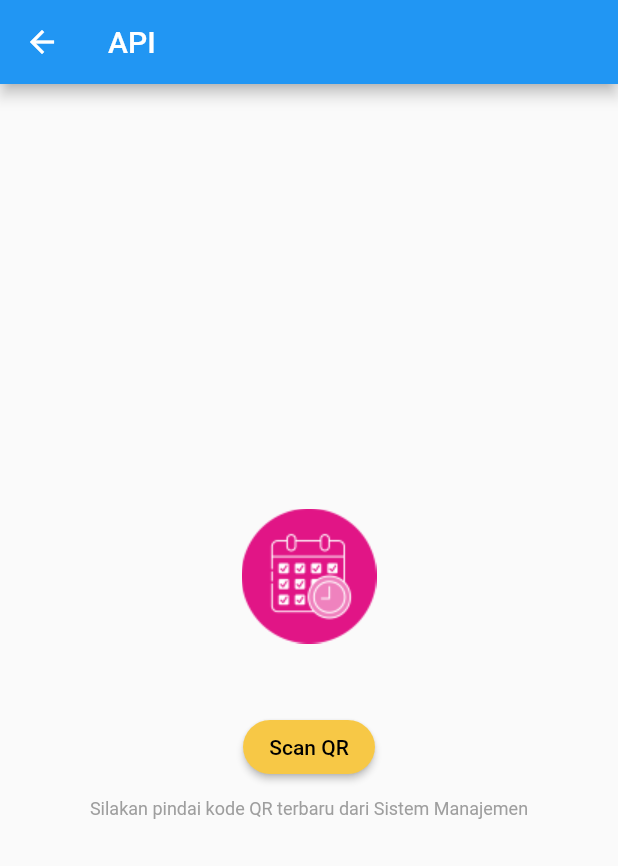
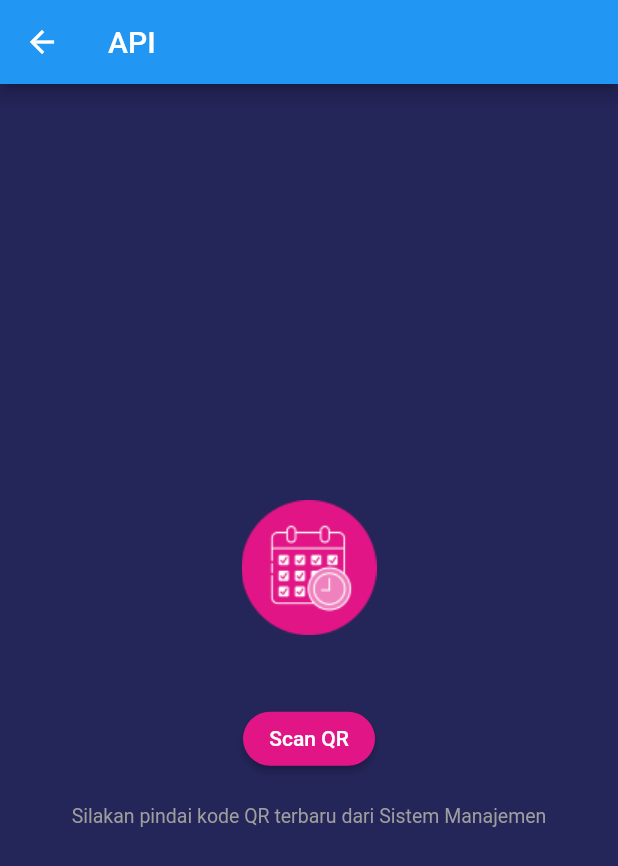
Before and after one commit to bayu-firdaus/Kelompok-1D-Attendance-Mobile, a Flutter app: the SettingPage screen opened directly, on a phone screen of 412 x 824 dp. Shown: the top 866 px of the screen. Run offline on Flutter 3.47's test engine with Material 2 defaults, Android fonts, the phone set to English and light mode, and no system bars; our stand-ins replace dio, font_awesome_flutter, geolocator, local_auth, permission_handler, progress_dialog and 3 more; missing offline and left inert: android_intent, barcode_scan, shared_preferences_web, trust_location; accounts and stored records are empty.

Commit message:
Update setting_page.dart

```diff
--- a/lib/screen/setting_page.dart
+++ b/lib/screen/setting_page.dart
@@ -74,6 +74,7 @@ class _SettingPageState extends State<SettingPage> {
   @override
   Widget build(BuildContext context) {
     return Scaffold(
+      backgroundColor: Color(0xff242559),
       key: _scaffoldKey,
       appBar: AppBar(
         title: Text(setting_title),
@@ -96,19 +97,19 @@ class _SettingPageState extends State<SettingPage> {
             ),
             RaisedButton(
               child: Text(button_scan),
-              color: Color(0xFFf7c846),
+              color: Color(0xffe11586),
               shape: RoundedRectangleBorder(
                 borderRadius: BorderRadius.circular(18.0),
               ),
-              textColor: Colors.black,
+              textColor: Colors.white,
               onPressed: () => scan(),
             ),
             SizedBox(
-              height: 10.0,
+              height: 20.0,
             ),
             Text(
               setting_info,
-              style: TextStyle(color: Colors.grey, fontSize: 12.0),
+              style: TextStyle(color: Colors.grey, fontSize: 13.0),
               textAlign: TextAlign.center,
             ),
           ],
```
